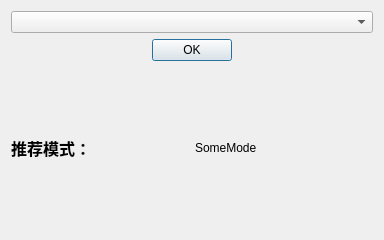
Above: 新UI/模式选择.ui from Connoiss/App_Auto before the change. Below: the same form after it.
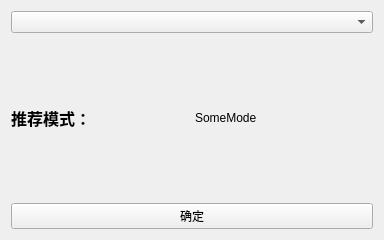
That is the form after the change.

```diff
--- a/新UI/模式选择.ui
+++ b/新UI/模式选择.ui
@@ -14,6 +14,20 @@
    <string>模式选择</string>
   </property>
   <layout class="QGridLayout" name="gridLayout">
+   <item row="1" column="0">
+    <widget class="QLabel" name="Recommend">
+     <property name="text">
+      <string>&lt;html&gt;&lt;head/&gt;&lt;body&gt;&lt;p&gt;&lt;span style=&quot; font-size:12pt; font-weight:700;&quot;&gt;推荐模式：&lt;/span&gt;&lt;/p&gt;&lt;/body&gt;&lt;/html&gt;</string>
+     </property>
+    </widget>
+   </item>
+   <item row="1" column="1">
+    <widget class="QLabel" name="RecommendedMode">
+     <property name="text">
+      <string>SomeMode</string>
+     </property>
+    </widget>
+   </item>
    <item row="0" column="0" colspan="2">
     <widget class="QComboBox" name="Modes">
      <property name="editable">
@@ -25,35 +39,45 @@
      <property name="placeholderText">
       <string>请选择模式</string>
      </property>
-     <property name="duplicatesEnabled">
+     <item>
+      <property name="text">
+       <string>二键模式</string>
+      </property>
+     </item>
+     <item>
+      <property name="text">
+       <string>四键模式</string>
+      </property>
+     </item>
+     <item>
+      <property name="text">
+       <string>六键模式</string>
+      </property>
+     </item>
+     <item>
+      <property name="text">
+       <string>八键模式</string>
+      </property>
+     </item>
+     <item>
+      <property name="text">
+       <string>九键模式</string>
+      </property>
+     </item>
+     <item>
+      <property name="text">
+       <string>舞立方</string>
+      </property>
+     </item>
+    </widget>
+   </item>
+   <item row="2" column="0" colspan="2">
+    <widget class="QPushButton" name="ok">
+     <property name="text">
+      <string>确定</string>
+     </property>
+     <property name="autoDefault">
       <bool>false</bool>
-     </property>
-     <property name="modelColumn">
-      <number>8</number>
-     </property>
-    </widget>
-   </item>
-   <item row="1" column="0" colspan="2">
-    <widget class="QDialogButtonBox" name="buttonBox">
-     <property name="standardButtons">
-      <set>QDialogButtonBox::Ok</set>
-     </property>
-     <property name="centerButtons">
-      <bool>true</bool>
-     </property>
-    </widget>
-   </item>
-   <item row="2" column="1">
-    <widget class="QLabel" name="RecommendedMode">
-     <property name="text">
-      <string>SomeMode</string>
-     </property>
-    </widget>
-   </item>
-   <item row="2" column="0">
-    <widget class="QLabel" name="Recommend">
-     <property name="text">
-      <string>&lt;html&gt;&lt;head/&gt;&lt;body&gt;&lt;p&gt;&lt;span style=&quot; font-size:12pt; font-weight:700;&quot;&gt;推荐模式：&lt;/span&gt;&lt;/p&gt;&lt;/body&gt;&lt;/html&gt;</string>
      </property>
     </widget>
    </item>
```
Left out of the diff: 8 changed lines with no effect on the pictures.
